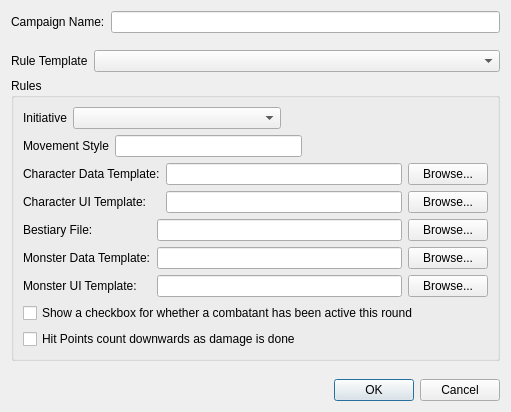
Old version of the form DMHelper/src/newcampaigndialog.ui in the repository MMetze/DMHelper.
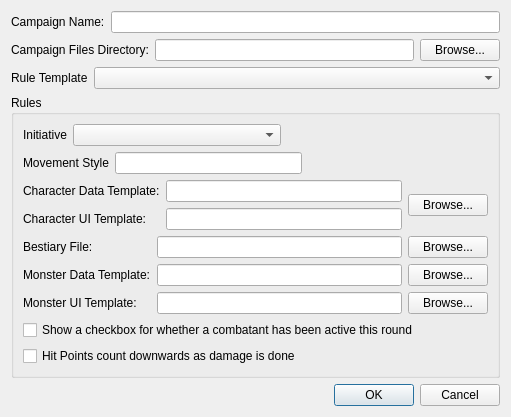
New version of the form. Icons and pictures are not drawn.

Commit message: agent: newcampaign-dialog + merge-add-entry — files dir in new campaign dialog, unified add entry creates EncounterTextLinked

Patch:
```diff
--- a/DMHelper/src/newcampaigndialog.ui
+++ b/DMHelper/src/newcampaigndialog.ui
@@ -7,7 +7,7 @@
     <x>0</x>
     <y>0</y>
     <width>511</width>
-    <height>412</height>
+    <height>416</height>
    </rect>
   </property>
   <property name="windowTitle">
@@ -37,6 +37,33 @@
      </item>
     </layout>
    </item>
+   <item>
+    <layout class="QHBoxLayout" name="horizontalLayout_7">
+     <item>
+      <widget class="QLabel" name="label_10">
+       <property name="sizePolicy">
+        <sizepolicy hsizetype="Preferred" vsizetype="Fixed">
+         <horstretch>0</horstretch>
+         <verstretch>0</verstretch>
+        </sizepolicy>
+       </property>
+       <property name="text">
+        <string>Campaign Files Directory:</string>
+       </property>
+      </widget>
+     </item>
+     <item>
+      <widget class="QLineEdit" name="edtFilesDirectory"/>
+     </item>
+     <item>
+      <widget class="QPushButton" name="btnBrowseFilesDirectory">
+       <property name="text">
+        <string>Browse...</string>
+       </property>
+      </widget>
+     </item>
+    </layout>
+   </item>
    <item>
     <spacer name="verticalSpacer_2">
      <property name="orientation">
@@ -179,13 +206,6 @@
         </item>
         <item>
          <layout class="QVBoxLayout" name="verticalLayout_4">
-          <item>
-           <widget class="QPushButton" name="btnBrowseCharacterData">
-            <property name="text">
-             <string>Browse...</string>
-            </property>
-           </widget>
-          </item>
           <item>
            <widget class="QPushButton" name="btnBrowseCharacterUI">
             <property name="text">
```
Left out of the diff: 17 changed lines with no effect on the pictures. The commit also changes 10 other files.
